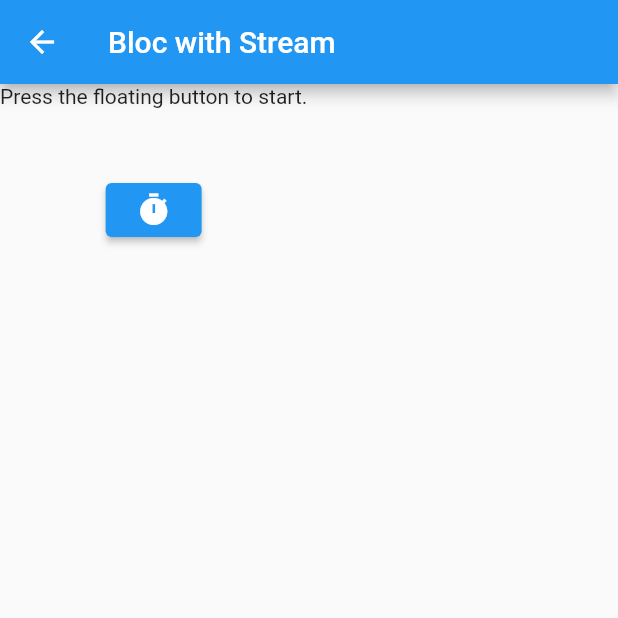
After one commit to lebsharing/SmDemo, a Flutter app: the BlocWithStreamContentPage screen opened by its route, on a phone screen of 412 x 824 dp, the top half of it. The commit adds this screen. Run offline on Flutter 3.47's test engine with Material 2 defaults, Android fonts, the phone set to English and light mode, and no system bars; our stand-ins replace bloc, bloc_concurrency, equatable, flutter_bloc, formz.

Commit message:
bloc with stream

```diff
--- a/lib/main.dart
+++ b/lib/main.dart
@@ -3,6 +3,7 @@ import 'package:flutter/foundation.dart';
 import 'package:flutter/material.dart';
 import 'package:sm/module/bloc/bloc_home.dart';
 import 'package:sm/module/bloc/common/my_bloc_observer.dart';
+import 'package:sm/module/bloc/eg/bloc_with_stream/bloc_with_stream_page.dart';
 import 'package:sm/module/shopping/views/shop_home.dart';
 import 'package:sm/sm_home_page.dart';
 
@@ -13,6 +14,9 @@ void main() {
   BlocOverrides.runZoned(() {
     runApp(const BlocAppPage());
   }, blocObserver: MyBlocObserver());
+
+  //TestMain
+  // runApp(TestMain());
 }
 
 class MyApp extends StatelessWidget {
--- a/lib/module/bloc/bloc_home.dart
+++ b/lib/module/bloc/bloc_home.dart
@@ -93,11 +93,11 @@ class BlocHomePageState extends State<BlocHomePage> {
                   ),
                   TextButton(
                     onPressed: () {
-                      // Navigator.pushNamed(context, BlRoute.blCounterBlocPage);
+                      Navigator.pushNamed(context, BlRoute.blBlocWithStreamPage);
                     },
-                    child: const Text(""),
+                    child: const Text("bloc with stream"),
                     style: _buttonStyle,
-                  )
+                  ),
                 ],
               ),
             ],
--- a/lib/module/bloc/common/bl_route.dart
+++ b/lib/module/bloc/common/bl_route.dart
@@ -1,6 +1,7 @@
 import 'package:flutter/material.dart';
 import 'package:sm/module/bloc/base_bloc/base_bloc_page.dart';
 import 'package:sm/module/bloc/base_bloc/cubit_page.dart';
+import 'package:sm/module/bloc/eg/bloc_with_stream/bloc_with_stream_page.dart';
 import 'package:sm/module/bloc/eg/form_validate/form_page.dart';
 
 class BlRoute {
@@ -9,13 +10,15 @@ class BlRoute {
   static String blBlocPage = "/blocPage";
   static String blCounterCubitPage = "/counterCubitPage";
   static String blCounterBlocPage = "/counterBlocPage";
-  static String blFormValidatePage = "formValidatePage";
+  static String blFormValidatePage = "/formValidatePage";
+  static String blBlocWithStreamPage = "/blocWithStreamPage";
 
   static Map<String,WidgetBuilder> routes = {
     blCubitPage:(context) => const CubitPage(),
     blBlocPage:(context) => const BaseBlocPage(),
     blCounterCubitPage: (context) => const CounterCubitPage(),
     blCounterBlocPage: (context) => const CounterBlocPage(),
-    blFormValidatePage: (context) => const FormPage()
+    blFormValidatePage: (context) => const FormPage(),
+    blBlocWithStreamPage: (context) => const BlocWithStreamContentPage()
   };
 }
--- /dev/null
+++ b/lib/module/bloc/eg/bloc_with_stream/bloc/ticker_bloc.dart
@@ -0,0 +1,19 @@
+import 'package:bloc/bloc.dart';
+import 'package:bloc_concurrency/bloc_concurrency.dart';
+import 'package:sm/module/bloc/eg/bloc_with_stream/bloc/ticker_event.dart';
+import 'package:sm/module/bloc/eg/bloc_with_stream/bloc/ticker_state.dart';
+import 'package:sm/module/bloc/eg/bloc_with_stream/model/ticker.dart';
+
+class TickerBloc extends Bloc<TickerEvent, TickerState> {
+  TickerBloc(Ticker ticker) : super(TickerInitState()) {
+    on<TickerStartEvent>((event, emit) async {
+      await emit.onEach<int>(ticker.tick(), onData: (tick) {
+        print("-----tick:$tick");
+        add(TickerTicked(count: tick));
+      });
+      emit(TickerCompleteState());
+    },transformer: restartable());
+
+    on<TickerTicked>((event, emit) => emit(TickerSuccessState(event.count)));
+  }
+}
--- /dev/null
+++ b/lib/module/bloc/eg/bloc_with_stream/bloc/ticker_event.dart
@@ -0,0 +1,23 @@
+import 'package:equatable/equatable.dart';
+
+class TickerEvent extends Equatable {
+  @override
+  List<Object?> get props => [];
+}
+
+class TickerInitEvent extends TickerEvent {}
+
+class TickerStartEvent extends TickerEvent {}
+
+class TickerTicked extends TickerEvent {
+  final int count;
+
+  TickerTicked({required this.count});
+
+  @override
+  List<Object?> get props => [count];
+}
+
+class TickerCompleteEvent extends TickerEvent {
+
+}
--- /dev/null
+++ b/lib/module/bloc/eg/bloc_with_stream/bloc/ticker_state.dart
@@ -0,0 +1,23 @@
+import 'package:equatable/equatable.dart';
+
+abstract class TickerState extends Equatable {
+  @override
+  List<Object?> get props => [];
+
+}
+class TickerInitState extends TickerState {
+
+}
+
+class TickerSuccessState extends TickerState {
+
+  int count;
+  TickerSuccessState(this.count);
+
+  @override
+  List<Object?> get props => [count];
+}
+
+class TickerCompleteState extends TickerState {
+
+}
--- /dev/null
+++ b/lib/module/bloc/eg/bloc_with_stream/bloc_with_stream_page.dart
@@ -0,0 +1,154 @@
+import 'package:flutter/material.dart';
+import 'package:flutter_bloc/flutter_bloc.dart';
+import 'package:sm/module/bloc/eg/bloc_with_stream/bloc/ticker_bloc.dart';
+import 'package:sm/module/bloc/eg/bloc_with_stream/bloc/ticker_event.dart';
+import 'package:sm/module/bloc/eg/bloc_with_stream/bloc/ticker_state.dart';
+import 'package:sm/module/bloc/eg/bloc_with_stream/model/ticker.dart';
+
+///test
+class TestMain extends StatelessWidget {
+
+  @override
+  Widget build(BuildContext context) {
+    return MaterialApp(
+      home: BlocProvider<TickerBloc>(
+        create: (ctx) {
+          return TickerBloc(Ticker());
+        },
+        child: const Timer2Page(),
+      ),
+    );
+  }
+}
+
+class BlocWithStreamContentPage extends StatefulWidget {
+  const BlocWithStreamContentPage({Key? key}) : super(key: key);
+
+  @override
+  State<StatefulWidget> createState() {
+    return _BlocWithStreamContentPageState();
+  }
+}
+
+class _BlocWithStreamContentPageState extends State<BlocWithStreamContentPage> {
+  @override
+  Widget build(BuildContext context) {
+    return Scaffold(
+      appBar: AppBar(
+        title: const Text("Bloc with Stream"),
+      ),
+      body: BlocProvider<TickerBloc>(
+        create: (ctx) {
+          return TickerBloc(Ticker());
+        },
+        child: _ContentWidget(),
+      ),
+    );
+  }
+}
+
+class TimerPage extends StatefulWidget {
+  const TimerPage({Key? key}) : super(key: key);
+
+  @override
+  _TimerPageState createState() => _TimerPageState();
+}
+
+class _TimerPageState extends State<TimerPage> {
+  @override
+  Widget build(BuildContext context) {
+    return Scaffold(
+      appBar: AppBar(),
+      body: _ContentWidget(),
+    );
+  }
+}
+
+class Timer2Page extends StatelessWidget {
+  const Timer2Page({Key? key}) : super(key: key);
+
+  @override
+  Widget build(BuildContext context) {
+    return Scaffold(
+      appBar: AppBar(),
+      body: _ContentWidget(),
+    );
+  }
+}
+
+class _ContentWidget extends StatefulWidget {
+  @override
+  State<StatefulWidget> createState() {
+    return _ContentWidgetState();
+  }
+}
+
+class _ContentWidgetState extends State<_ContentWidget> {
+  @override
+  Widget build(BuildContext context) {
+    return Column(
+      mainAxisSize: MainAxisSize.min,
+      children: [
+        ///实现方式一，以该种方式加入子Widget,
+        ///TODO 研究一下Provider原理
+        /////Error: Could not find the correct Provider<StateStreamable<Object?>> above this BlocBuilder<StateStreamable<Object?>, Object?> Widget
+        //
+        // This happens because you used a `BuildContext` that does not include the provider
+        // of your choice. There are a few common scenarios:
+        // Container(
+        //   child: BlocBuilder(
+        //     builder: (ctx, state) {
+        //       if (state is TickerSuccessState) {
+        //         return Text("${state.count}");
+        //       } else if (state is TickerCompleteState) {
+        //         return const Text(
+        //             "Complete! Press the floating button to restart.");
+        //       }
+        //       return const Text("Press the floating button to start.");
+        //     },
+        //   ),
+        // ),
+        // ElevatedButton(
+        //   onPressed: () {
+        //     context.read<TickerBloc>().add(TickerStartEvent());
+        //   },
+        //   child: const Icon(Icons.timer),
+        // ),
+        ///实现方式二，可以通过context找到正确的值。
+        _ContentWidget2(),
+      ],
+    );
+  }
+}
+
+class _ContentWidget2 extends StatelessWidget {
+  @override
+  Widget build(BuildContext context) {
+    return Column(
+      mainAxisSize: MainAxisSize.min,
+      children: [
+        Container(
+          height: 60,
+          child: BlocBuilder<TickerBloc, TickerState>(
+            builder: (ctx, state) {
+              print("-----$state");
+              if (state is TickerSuccessState) {
+                return Text("${state.count}");
+              } else if (state is TickerCompleteState) {
+                return const Text(
+                    "Complete! Press the floating button to restart.");
+              }
+              return const Text("Press the floating button to start.");
+            },
+          ),
+        ),
+        ElevatedButton(
+          onPressed: () {
+            context.read<TickerBloc>().add(TickerStartEvent());
+          },
+          child: const Icon(Icons.timer),
+        ),
+      ],
+    );
+  }
+}
--- /dev/null
+++ b/lib/module/bloc/eg/bloc_with_stream/model/ticker.dart
@@ -0,0 +1,6 @@
+class Ticker {
+
+  Stream<int> tick(){
+    return Stream.periodic(const Duration(seconds: 1),(x) => x).take(10);
+  }
+}
--- a/pubspec.yaml
+++ b/pubspec.yaml
@@ -39,6 +39,7 @@ dependencies:
   flutter_bloc: ^8.0.1
   equatable: ^2.0.3
   formz: ^0.4.1
+  bloc_concurrency: ^0.2.0
 
 dev_dependencies:
   flutter_test:
```
Also changed, not shown: 1 other file.
